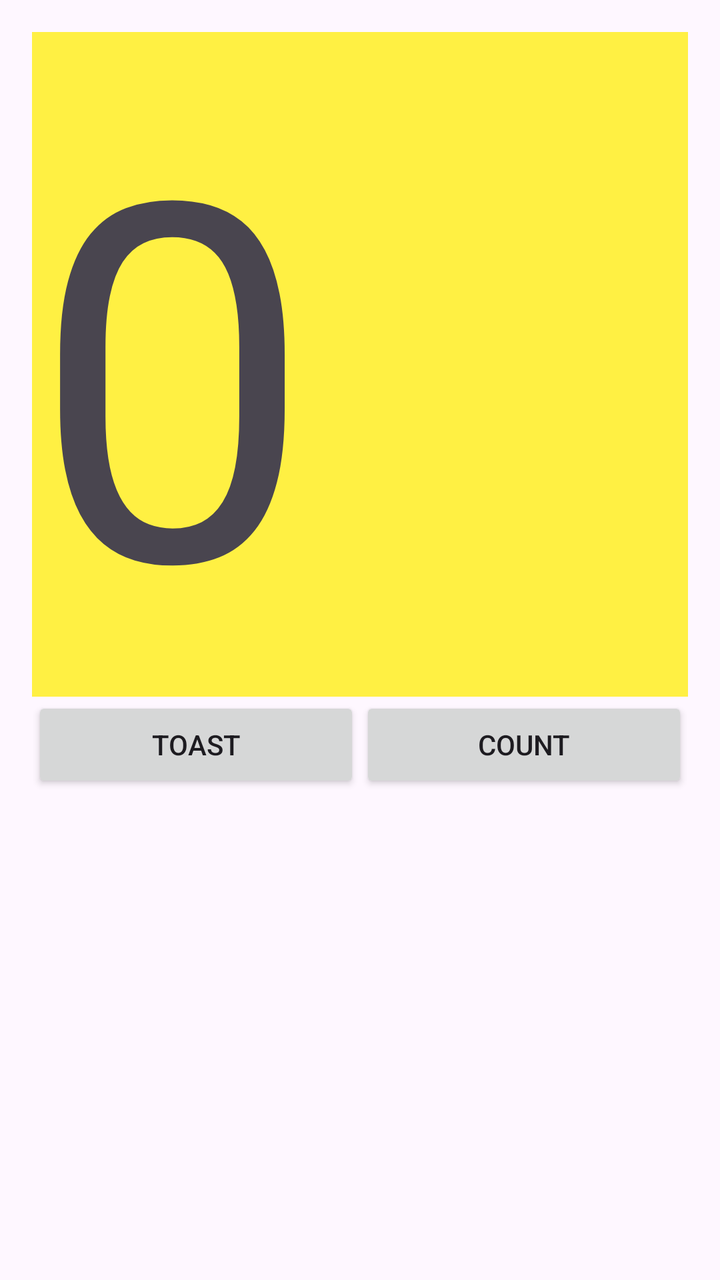
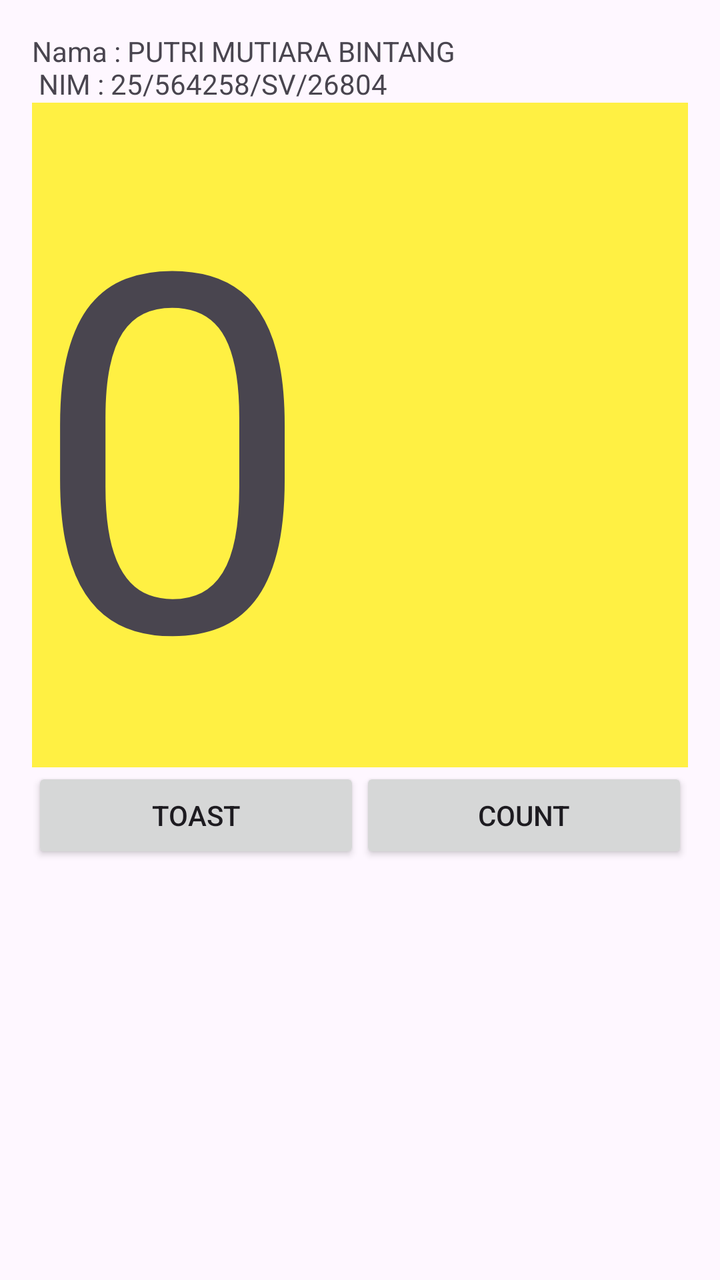

Before-and-after screenshots of an Android layout around one commit, followed by the original layout XML and the change that was made.
<!-- AndroidManifest.xml: application theme Theme.PPPB_Pertemuan2_PutriMutiaraBintang -->
<!-- res/layout/activity_main.xml -->
<?xml version="1.0" encoding="utf-8"?>
<LinearLayout xmlns:android="http://schemas.android.com/apk/res/android"
    xmlns:app="http://schemas.android.com/apk/res-auto"
    xmlns:tools="http://schemas.android.com/tools"
    android:id="@+id/main"
    android:layout_width="match_parent"
    android:layout_height="match_parent"
    android:orientation="vertical"
    android:padding="16dp"
    tools:context=".MainActivity">

    <TextView
        android:id="@+id/tvNumber"
        android:layout_width="match_parent"
        android:layout_height="wrap_content"
        android:text="@string/number"
        android:textAlignment="center"
        android:textSize="250sp"
        android:background="@color/yellow"/>

    <LinearLayout
        android:layout_width="match_parent"
        android:layout_height="wrap_content"
        android:orientation="horizontal">

        <Button
            android:id="@+id/btn_toast"
            android:layout_width="wrap_content"
            android:layout_height="wrap_content"
            android:text="@string/btn_toast"
            android:layout_weight="1"
            />

        <Button
            android:id="@+id/btn_count"
            android:layout_width="wrap_content"
            android:layout_height="wrap_content"
            android:text="@string/btn_count"
            android:layout_weight="1"
            />

    </LinearLayout>


</LinearLayout>
<!-- resources referenced by this layout -->
<resources>
  <color name="yellow">#FFF043</color>
  <string name="btn_count">Count</string>
  <string name="btn_toast">Toast</string>
  <string name="number">0</string>
  <style name="Theme.PPPB_Pertemuan2_PutriMutiaraBintang" parent="Base.Theme.PPPB_Pertemuan2_PutriMutiaraBintang" />
  <style name="Base.Theme.PPPB_Pertemuan2_PutriMutiaraBintang" parent="Theme.Material3.DayNight.NoActionBar">
          
          
      </style>
</resources>

<!-- the commit's change to res/layout/activity_main.xml (unified diff, before → after) -->
@@ -8,6 +8,12 @@
     android:orientation="vertical"
     android:padding="16dp"
     tools:context=".MainActivity">
+
+    <TextView
+        android:layout_width="match_parent"
+        android:layout_height="wrap_content"
+        android:text="Nama : PUTRI MUTIARA BINTANG \n NIM : 25/564258/SV/26804 "
+        />
 
     <TextView
         android:id="@+id/tvNumber"
